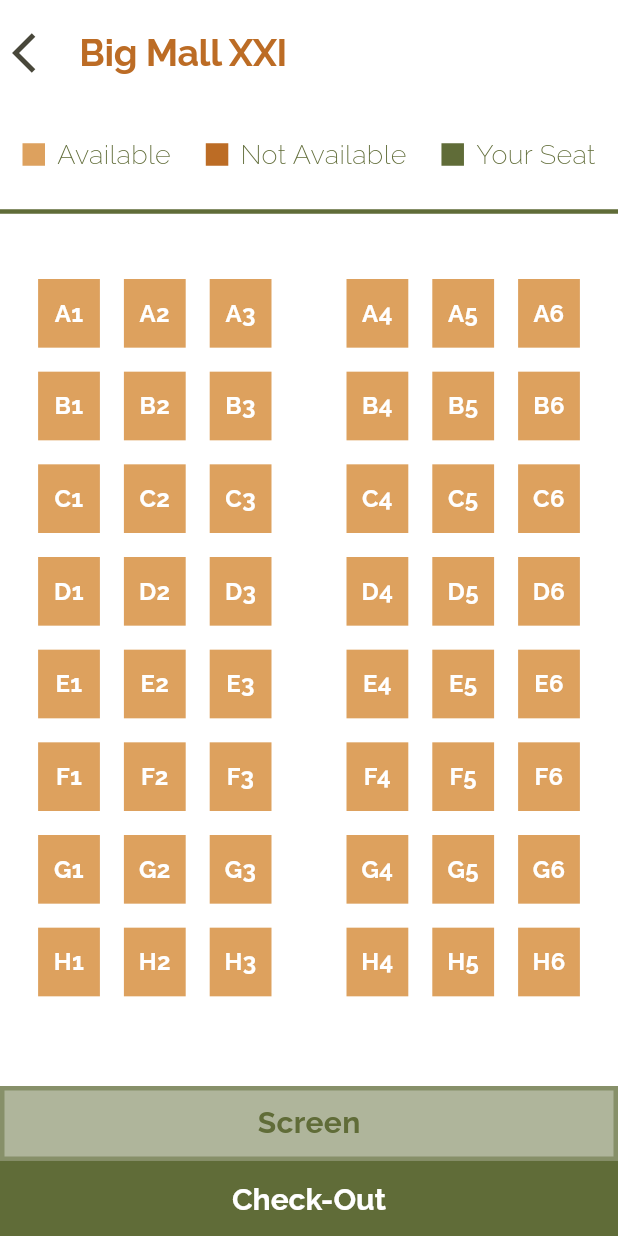
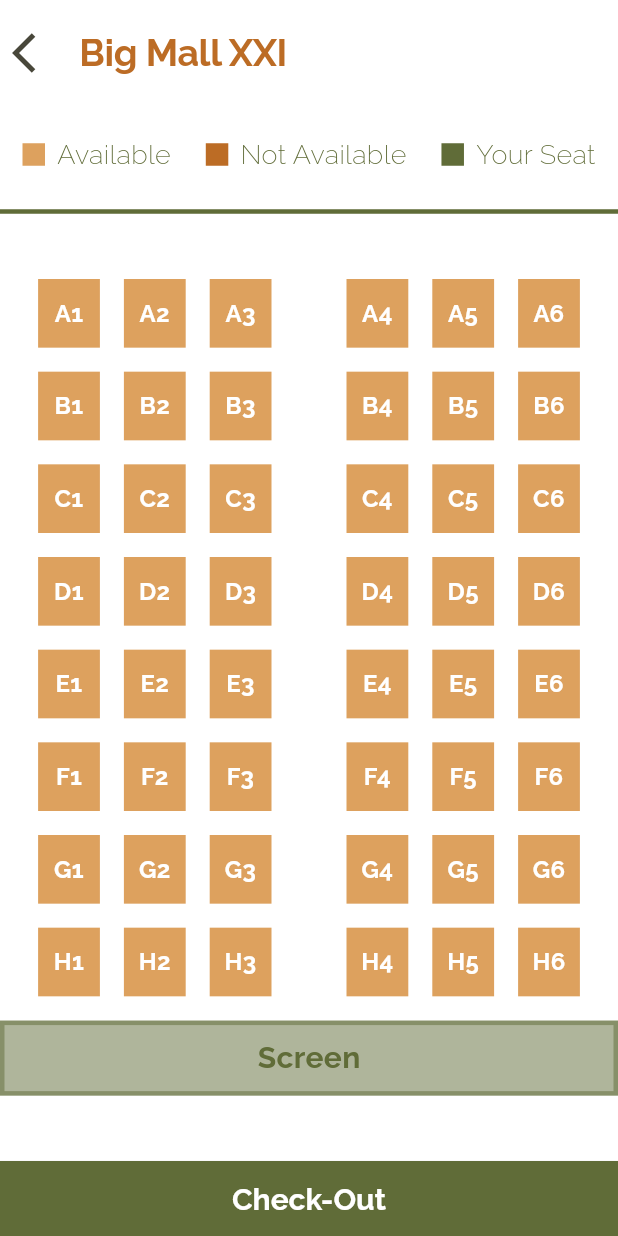
Before and after one commit to KustyBoo/Flutix, a Flutter app: the SelectSeatPage screen opened by its route, on a phone screen of 412 x 824 dp. Run offline on Flutter 3.47's test engine with Material 3 defaults, Android fonts, the phone set to English and light mode, and no system bars; our stand-ins replace cloud_firestore, dotted_line, firebase_auth, firebase_core, firebase_storage, flutter_svg and 3 more; accounts and stored records are empty; network calls fail; project files that could hold a hidden picture were left out.

Commit message:
baikin tempat page dikit

```diff
--- a/lib/ui/screens/tempat_page.dart
+++ b/lib/ui/screens/tempat_page.dart
@@ -95,12 +95,7 @@ class _SelectSeatPageState extends State<SelectSeatPage> {
                     width: MediaQuery.of(context).size.width,
                     child: generateSeats(),
                   ),
-                ],
-              ),
-            ),
-            Column(
-              children: [
-                Material(
+                  Material(
                   child: Container(
                     decoration: BoxDecoration(
                         border: Border.all(color: warnaApp.surface, width: 3)),
@@ -118,6 +113,12 @@ class _SelectSeatPageState extends State<SelectSeatPage> {
                     ),
                   ),
                 ),
+                ],
+              ),
+            ),
+            Column(
+              children: [
+
                 Container(
                   width: MediaQuery.of(context).size.width,
                   height: 50,
```
